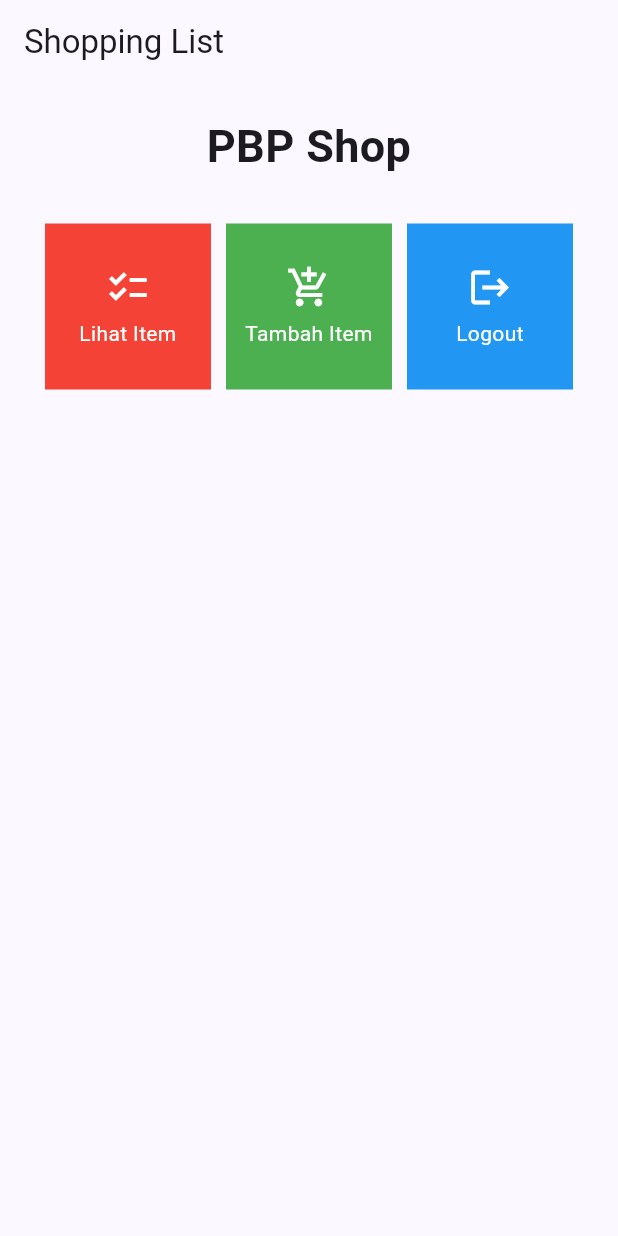
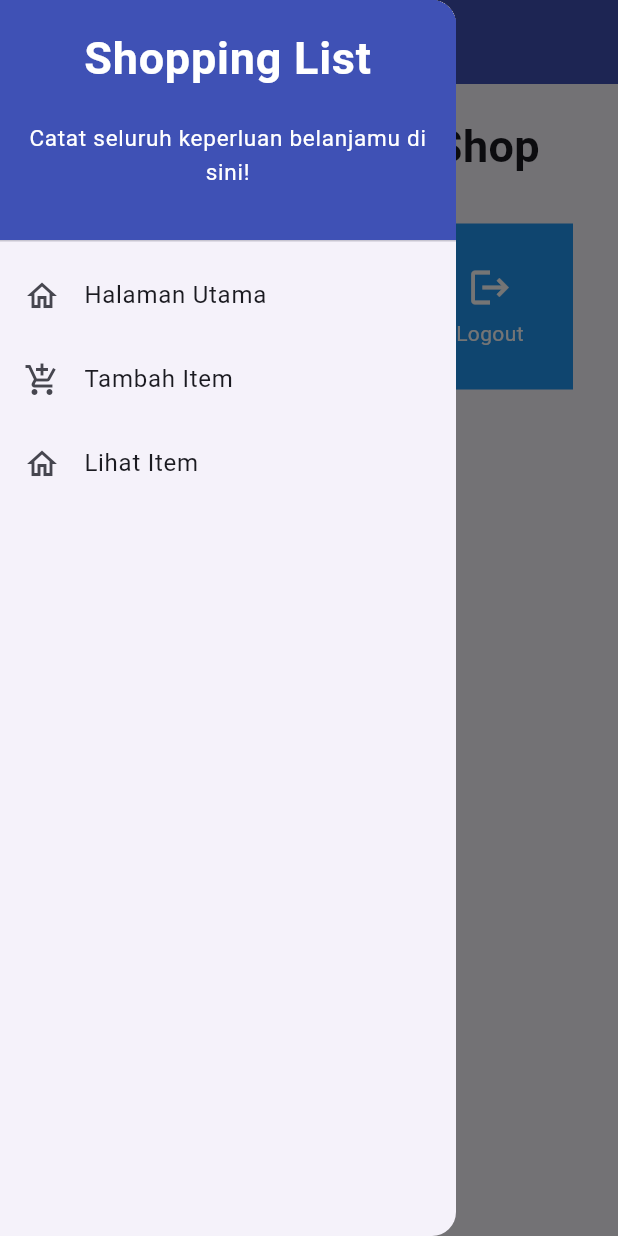
Before and after one commit to kezialasma/mobile_inventory, a Flutter app: the screen it shows after launch, with the side drawer open (before the commit the screen has no drawer), on a phone screen of 412 x 824 dp. Run offline on Flutter 3.47's test engine with Material 2 defaults, Android fonts, the phone set to English and light mode, and no system bars.

Commit message:
commit tugas 8

```diff
--- /dev/null
+++ b/lib/item.dart
@@ -0,0 +1,74 @@
+import 'package:flutter/material.dart';
+
+List<Item> listItem = [];
+
+class Item {
+  String name = "";
+  int amount = 0;
+  String description = "";
+
+  Item(this.name, this.amount, this.description);
+}
+
+class ItemCard extends StatelessWidget {
+  final Item item;
+
+  const ItemCard(this.item, {super.key}); // Constructor
+
+  @override
+  Widget build(BuildContext context) {
+    return Material(
+      color: Colors.indigo,
+      child: InkWell(
+        // Area responsive terhadap sentuhan
+        onTap: () {
+          showDialog(
+            context: context,
+            builder: (context) {
+              return AlertDialog(
+                title: Text('Detail Product ${item.name}'),
+                content: SingleChildScrollView(
+                  child: Column(
+                    crossAxisAlignment:
+                    CrossAxisAlignment.start,
+                    children: [
+                      Text('Nama: ${item.name}'),
+                      Text('Amount: ${item.amount}'),
+                      Text('Description: ${item.description}'),
+                    ],
+                  ),
+                ),
+                actions: [
+                  TextButton(
+                    child: const Text('OK'),
+                    onPressed: () {
+                      Navigator.pop(context);
+                    },
+                  ),
+                ],
+              );
+            },
+          );
+
+        },
+        child: Container(
+          // Container untuk menyimpan Icon dan Text
+          padding: const EdgeInsets.all(8),
+          child: Center(
+            child: Column(
+              mainAxisAlignment: MainAxisAlignment.center,
+              children: [
+                const Padding(padding: EdgeInsets.all(3)),
+                Text(
+                  item.name,
+                  textAlign: TextAlign.center,
+                  style: const TextStyle(color: Colors.white),
+                ),
+              ],
+            ),
+          ),
+        ),
+      ),
+    );
+  }
+}
--- a/lib/main.dart
+++ b/lib/main.dart
@@ -1,5 +1,5 @@
 import 'package:flutter/material.dart';
-import 'package:mobile_inventory/menu.dart';
+import 'package:mobile_inventory/screens/menu.dart';
 
 void main() {
   runApp(const MyApp());
--- a/lib/menu.dart
+++ b/lib/screens/menu.dart
@@ -1,4 +1,8 @@
 import 'package:flutter/material.dart';
+import 'package:mobile_inventory/widgets/left_drawer.dart';
+import 'package:mobile_inventory/widgets/shop_card.dart';
+
+
 class MyHomePage extends StatelessWidget {
   MyHomePage({Key? key}) : super(key: key);
 
@@ -23,7 +27,10 @@ class MyHomePage extends StatelessWidget {
         title: const Text(
           'Shopping List',
         ),
+        backgroundColor: Colors.indigo,
+        foregroundColor: Colors.white,
       ),
+      drawer: const LeftDrawer(),
       body: SingleChildScrollView(
         // Widget wrapper yang dapat discroll
         child: Padding(
@@ -35,7 +42,7 @@ class MyHomePage extends StatelessWidget {
                 padding: EdgeInsets.only(top: 10.0, bottom: 10.0),
                 // Widget Text untuk menampilkan tulisan dengan alignment center dan style yang sesuai
                 child: Text(
-                  'PBP Shop', // Text yang menandakan toko
+                  'Mobile Inventory Shop', // Text yang menandakan toko
                   textAlign: TextAlign.center,
                   style: TextStyle(
                     fontSize: 30,
@@ -65,56 +72,3 @@ class MyHomePage extends StatelessWidget {
     );
   }
 }
-
-class ShopItem {
-  final String name;
-  final IconData icon;
-
-  ShopItem(this.name, this.icon);
-}
-
-class ShopCard extends StatelessWidget {
-  final ShopItem item;
-  final Color color;
-
-  const ShopCard(this.item,  this.color, {super.key}); // Constructor
-
-  @override
-  Widget build(BuildContext context) {
-    return Material(
-      color: color,
-      child: InkWell(
-        // Area responsive terhadap sentuhan
-        onTap: () {
-          // Memunculkan SnackBar ketika diklik
-          ScaffoldMessenger.of(context)
-            ..hideCurrentSnackBar()
-            ..showSnackBar(SnackBar(
-                content: Text("Kamu telah menekan tombol ${item.name}!")));
-        },
-        child: Container(
-          // Container untuk menyimpan Icon dan Text
-          padding: const EdgeInsets.all(8),
-          child: Center(
-            child: Column(
-              mainAxisAlignment: MainAxisAlignment.center,
-              children: [
-                Icon(
-                  item.icon,
-                  color: Colors.white,
-                  size: 30.0,
-                ),
-                const Padding(padding: EdgeInsets.all(3)),
-                Text(
-                  item.name,
-                  textAlign: TextAlign.center,
-                  style: const TextStyle(color: Colors.white),
-                ),
-              ],
-            ),
-          ),
-        ),
-      ),
-    );
-  }
-}
--- /dev/null
+++ b/lib/widgets/left_drawer.dart
@@ -0,0 +1,89 @@
+import 'package:flutter/material.dart';
+import 'package:mobile_inventory/screens/menu.dart';
+// TODO: done Impor halaman ShopFormPage jika sudah dibuat
+import 'package:mobile_inventory/screens/shoplist_form.dart';
+import 'package:mobile_inventory/screens/item_list.dart';
+
+class LeftDrawer extends StatelessWidget {
+  const LeftDrawer({super.key});
+
+  @override
+  Widget build(BuildContext context) {
+    return Drawer(
+      child: ListView(
+        children: [
+          const DrawerHeader(
+            decoration: BoxDecoration(
+              color: Colors.indigo,
+            ),
+            child: Column(
+              children: [
+                Text(
+                  'Shopping List',
+                  textAlign: TextAlign.center,
+                  style: TextStyle(
+                    fontSize: 30,
+                    fontWeight: FontWeight.bold,
+                    color: Colors.white,
+                  ),
+                ),
+                Padding(padding: EdgeInsets.all(10)),
+                Text("Catat seluruh keperluan belanjamu di sini!",
+                  // TODO done: Tambahkan gaya teks dengan center alignment, font ukuran 15, warna putih, dan weight biasa
+                  textAlign: TextAlign.center,
+                  style: TextStyle(
+                    fontSize: 15,
+                    fontWeight: FontWeight.normal,
+                    color: Colors.white,
+                  ),
+                ),
+
+              ],
+            ),
+          ),
+
+          ListTile(
+            leading: const Icon(Icons.home_outlined),
+            title: const Text('Halaman Utama'),
+            // Bagian redirection ke MyHomePage
+            onTap: () {
+              Navigator.pushReplacement(
+                  context,
+                  MaterialPageRoute(
+                    builder: (context) => MyHomePage(),
+                  ));
+            },
+          ),
+          ListTile(
+            leading: const Icon(Icons.add_shopping_cart),
+            title: const Text('Tambah Item'),
+            // Bagian redirection ke ShopFormPage
+            onTap: () {
+              /*
+              TODO: done Buatlah routing ke ShopFormPage di sini,
+              setelah halaman ShopFormPage sudah dibuat.
+              */
+              Navigator.pushReplacement(
+                  context,
+                  MaterialPageRoute(
+                      builder:(context) => ShopFormPage()
+                  ));
+            },
+          ),
+          ListTile(
+            leading: const Icon(Icons.home_outlined),
+            title: const Text('Lihat Item'),
+            // Bagian redirection ke MyHomePage
+            onTap: () {
+              Navigator.pushReplacement(
+                  context,
+                  MaterialPageRoute(
+                    builder: (context) => const ItemListPage(),
+                  ));
+            },
+          ),
+        ],
+      ),
+    );
+  }
+}
--- /dev/null
+++ b/lib/widgets/shop_card.dart
@@ -0,0 +1,65 @@
+import 'package:flutter/material.dart';
+import 'package:mobile_inventory/screens/item_list.dart';
+import 'package:mobile_inventory/screens/shoplist_form.dart';
+
+class ShopItem {
+  final String name;
+  final IconData icon;
+
+  ShopItem(this.name, this.icon);
+}
+
+class ShopCard extends StatelessWidget {
+  final ShopItem item;
+  final Color color;
+
+  const ShopCard(this.item,  this.color, {super.key}); // Constructor
+
+  @override
+  Widget build(BuildContext context) {
+    return Material(
+      color: color,
+      child: InkWell(
+        // Area responsive terhadap sentuhan
+        onTap: () {
+          // Memunculkan SnackBar ketika diklik
+          ScaffoldMessenger.of(context)
+            ..hideCurrentSnackBar()
+            ..showSnackBar(SnackBar(
+                content: Text("Kamu telah menekan tombol ${item.name}!")));
+          if (item.name == "Tambah Item") {
+            // TODO: Gunakan Navigator.push untuk melakukan navigasi ke MaterialPageRoute yang mencakup ShopFormPage.
+            Navigator.push(context,
+                MaterialPageRoute(builder: (context) => const ShopFormPage()));
+          }
+          else if (item.name == "Lihat Item" ){
+            Navigator.push(context,
+                MaterialPageRoute(builder: (context) => const ItemListPage()));
+          }
+        },
+        child: Container(
+          // Container untuk menyimpan Icon dan Text
+          padding: const EdgeInsets.all(8),
+          child: Center(
+            child: Column(
+              mainAxisAlignment: MainAxisAlignment.center,
+              children: [
+                Icon(
+                  item.icon,
+                  color: Colors.white,
+                  size: 30.0,
+                ),
+                const Padding(padding: EdgeInsets.all(3)),
+                Text(
+                  item.name,
+                  textAlign: TextAlign.center,
+                  style: const TextStyle(color: Colors.white),
+                ),
+              ],
+            ),
+          ),
+        ),
+      ),
+    );
+  }
+}
```
Also changed, not shown: lib/screens/item_list.dart (added, +66 -0 lines), lib/screens/shoplist_form.dart (added, +172 -0 lines), 1 other file.
